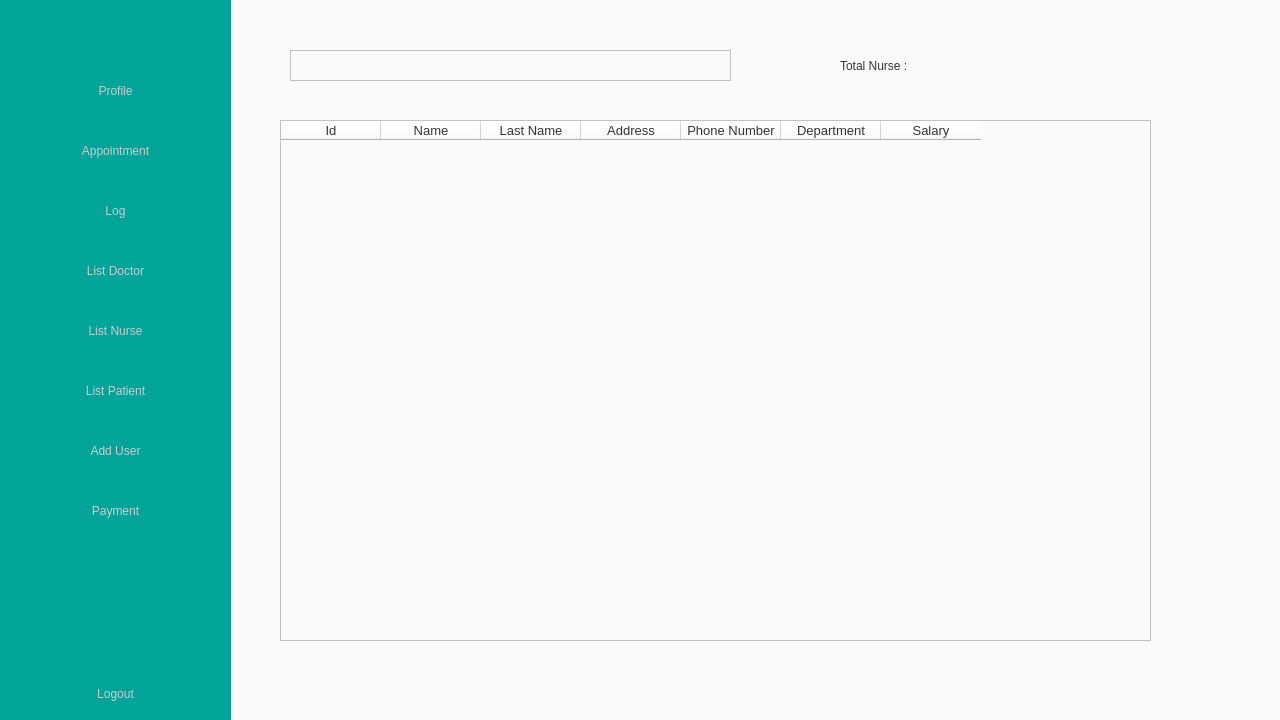
Old version of the form src/gui/ui/MainWindowAdmin.ui in the repository RoronoaZoro321/Healthcare-Management-System.
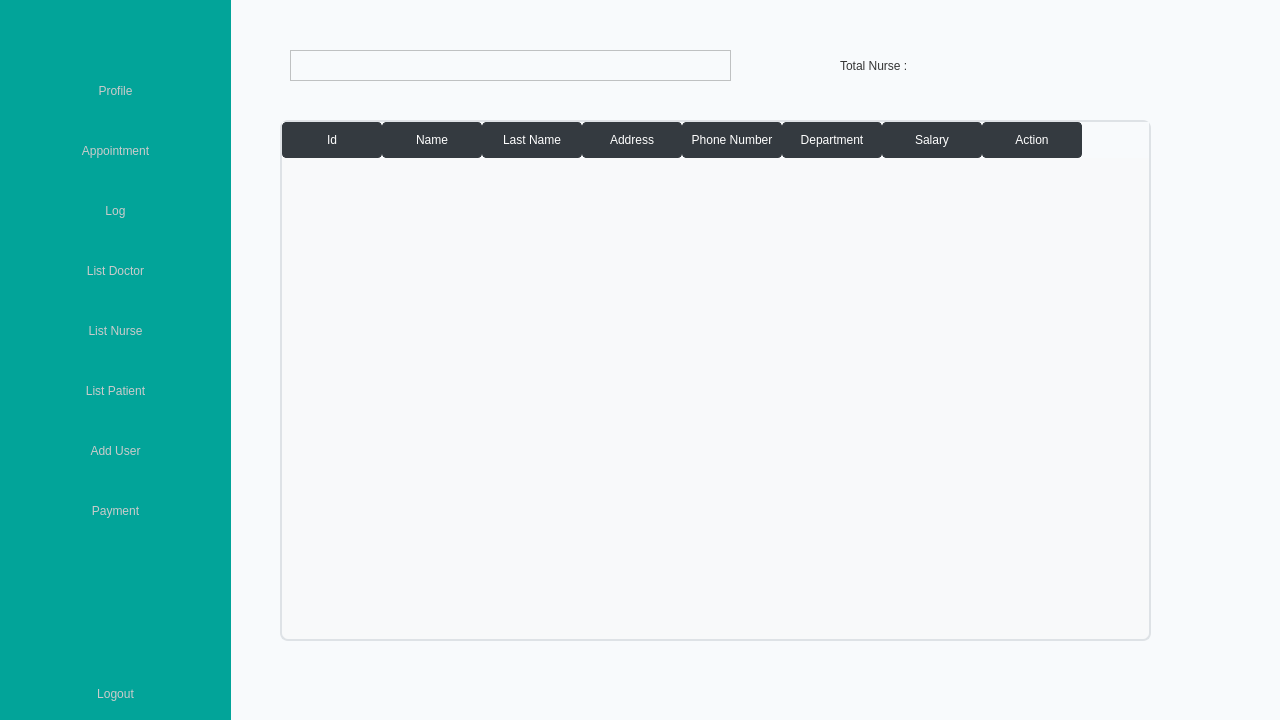
New version of the form. The open tabs and pages were chosen to show the change. Icons and pictures are not drawn.

Commit message: admin able to view list of doctor and and user

```diff
--- a/src/gui/ui/MainWindowAdmin.ui
+++ b/src/gui/ui/MainWindowAdmin.ui
@@ -283,7 +283,39 @@
            </rect>
           </property>
           <property name="styleSheet">
-           <string notr="true">font-size: 13px;</string>
+           <string notr="true">            QTableWidget {
+                background-color: #f8f9fa;
+                border: 2px solid #dee2e6;
+                border-radius: 8px;
+                selection-background-color: #007bff;
+            }
+
+            QTableWidget::item {
+                padding: 10px;
+                color: #495057;
+                border-bottom: 1px solid #dee2e6;
+            }
+
+            QTableWidget::item:selected {
+                background-color: #007bff;
+                color: #ffffff;
+            }
+
+            QTableWidget::item:hover {
+                background-color: #e0e0e0;
+            }
+
+            QHeaderView::section {
+                background-color: #343a40;
+                color: #ffffff;
+                border: 1px solid #343a40;
+                border-radius: 4px;
+                padding: 8px;
+            }
+
+            QHeaderView::section:hover {
+                background-color: #495057;
+            }</string>
           </property>
           <column>
            <property name="text">
@@ -320,6 +352,11 @@
             <string>Salary</string>
            </property>
           </column>
+          <column>
+           <property name="text">
+            <string>Action</string>
+           </property>
+          </column>
          </widget>
          <widget class="QTextEdit" name="textEdit_2">
           <property name="geometry">
```
Left out of the diff: 35 changed lines with no effect on the pictures. The commit also changes 4 other files.
